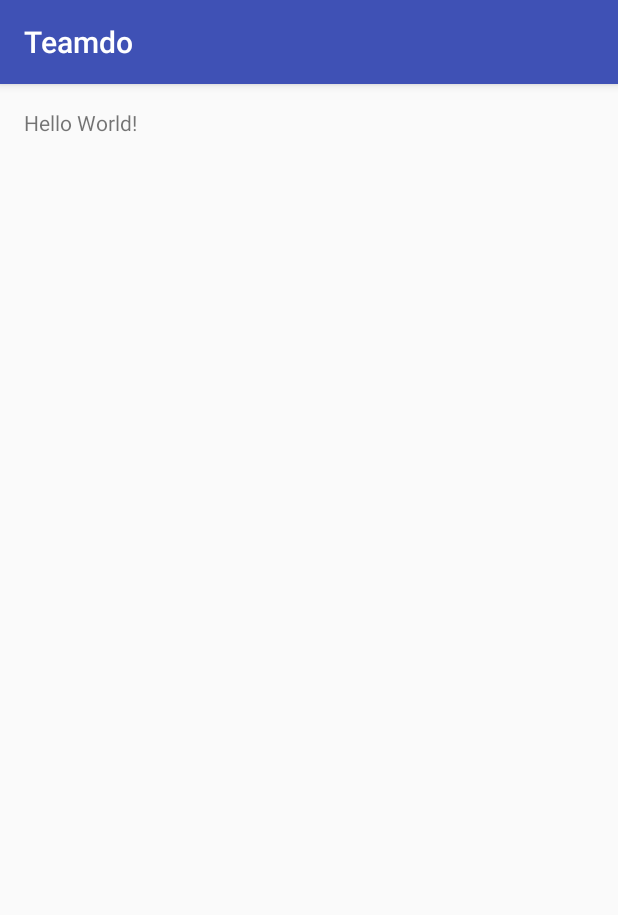
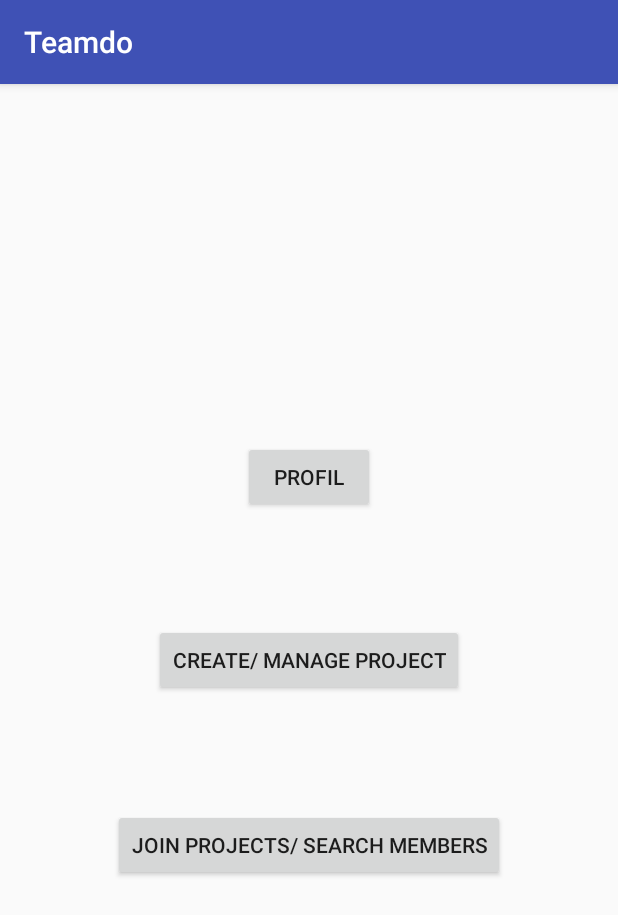
Before and after one commit to Teamdo/Teamdo, an Android app: the screen it shows after launch (MainActivity), on a phone screen of 412 x 824 dp. Shown: the top 915 px of the screen. Run offline under Robolectric (Android 15) with nearby library versions, the phone set to English and light mode, and no system bars.

Commit message:
activity_main.xml: Buttons erstellt layout1.xml: Anfang des Layouts

```diff
--- a/app/src/main/res/layout/activity_main.xml
+++ b/app/src/main/res/layout/activity_main.xml
@@ -9,8 +9,31 @@
     android:paddingTop="@dimen/activity_vertical_margin"
     tools:context="com.example.daniel.teamdo.MainActivity">
 
-    <TextView
+
+    <Button
         android:layout_width="wrap_content"
         android:layout_height="wrap_content"
-        android:text="Hello World!" />
+        android:text="Profil"
+        android:id="@+id/btn_00profil"
+        android:layout_above="@+id/btn_00project"
+        android:layout_centerHorizontal="true"
+        android:layout_marginBottom="74dp"
+        android:onClick="onClick"/>
+
+    <Button
+        android:layout_width="wrap_content"
+        android:layout_height="wrap_content"
+        android:text="Create/ manage Project"
+        android:id="@+id/btn_00project"
+        android:layout_centerVertical="true"
+        android:layout_centerHorizontal="true" />
+
+    <Button
+        android:layout_width="wrap_content"
+        android:layout_height="wrap_content"
+        android:text="Join projects/ search members"
+        android:id="@+id/btn_00join"
+        android:layout_below="@+id/btn_00project"
+        android:layout_centerHorizontal="true"
+        android:layout_marginTop="75dp" />
 </RelativeLayout>
```
Also changed, not shown: app/src/main/res/layout/layout1.xml (+116 -2 lines).
